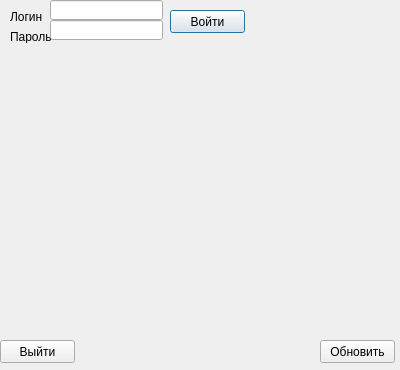
Above: form.ui from piligrim-a3/stp-2022 before the change. Below: the same form after it.
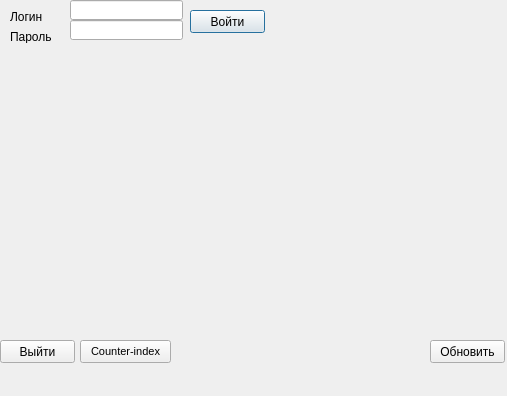
That is the form after the change. Icons and pictures are not drawn.

Commit message: z3_release

Patch:
```diff
--- a/form.ui
+++ b/form.ui
@@ -6,17 +6,23 @@
    <rect>
     <x>0</x>
     <y>0</y>
-    <width>400</width>
-    <height>370</height>
+    <width>507</width>
+    <height>396</height>
    </rect>
   </property>
   <property name="windowTitle">
-   <string>Dialog</string>
+   <string>Кампус</string>
+  </property>
+  <property name="windowIcon">
+   <iconset theme="C:\Users\olegm\Documents\GitHub\stp-2022\stp-2022\icon.ico"/>
+  </property>
+  <property name="autoFillBackground">
+   <bool>true</bool>
   </property>
   <widget class="QPushButton" name="pushButton">
    <property name="geometry">
     <rect>
-     <x>170</x>
+     <x>190</x>
      <y>10</y>
      <width>75</width>
      <height>23</height>
@@ -68,7 +74,7 @@
   <widget class="QPushButton" name="pushButton_3">
    <property name="geometry">
     <rect>
-     <x>320</x>
+     <x>430</x>
      <y>340</y>
      <width>75</width>
      <height>23</height>
@@ -81,7 +87,7 @@
   <widget class="QLineEdit" name="lineEdit">
    <property name="geometry">
     <rect>
-     <x>50</x>
+     <x>70</x>
      <y>0</y>
      <width>113</width>
      <height>20</height>
@@ -91,7 +97,7 @@
   <widget class="QLineEdit" name="lineEdit_2">
    <property name="geometry">
     <rect>
-     <x>50</x>
+     <x>70</x>
      <y>20</y>
      <width>113</width>
      <height>20</height>
@@ -101,8 +107,8 @@
   <widget class="QLabel" name="label_3">
    <property name="geometry">
     <rect>
-     <x>40</x>
-     <y>9</y>
+     <x>100</x>
+     <y>10</y>
      <width>320</width>
      <height>321</height>
     </rect>
@@ -114,6 +120,48 @@
     <bool>true</bool>
    </property>
   </widget>
+  <widget class="QPushButton" name="pushButton_4">
+   <property name="geometry">
+    <rect>
+     <x>80</x>
+     <y>340</y>
+     <width>91</width>
+     <height>23</height>
+    </rect>
+   </property>
+   <property name="font">
+    <font>
+     <pointsize>8</pointsize>
+    </font>
+   </property>
+   <property name="layoutDirection">
+    <enum>Qt::LeftToRight</enum>
+   </property>
+   <property name="text">
+    <string>Counter-index</string>
+   </property>
+  </widget>
+  <widget class="QLabel" name="label_4">
+   <property name="geometry">
+    <rect>
+     <x>0</x>
+     <y>360</y>
+     <width>511</width>
+     <height>41</height>
+    </rect>
+   </property>
+   <property name="font">
+    <font>
+     <pointsize>7</pointsize>
+    </font>
+   </property>
+   <property name="layoutDirection">
+    <enum>Qt::LeftToRight</enum>
+   </property>
+   <property name="text">
+    <string/>
+   </property>
+  </widget>
   <zorder>label</zorder>
   <zorder>label_2</zorder>
   <zorder>pushButton_2</zorder>
```
Left out of the diff: 2 changed lines with no effect on the pictures. The commit also changes 1 other file.
